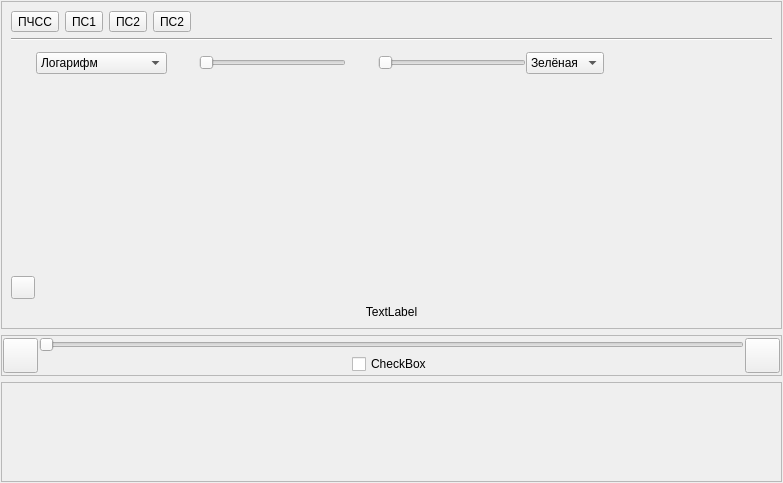
Old version of the form src/Indicators/ui/ShPIndicatorItem.ui in the repository alexvrn/rmo.
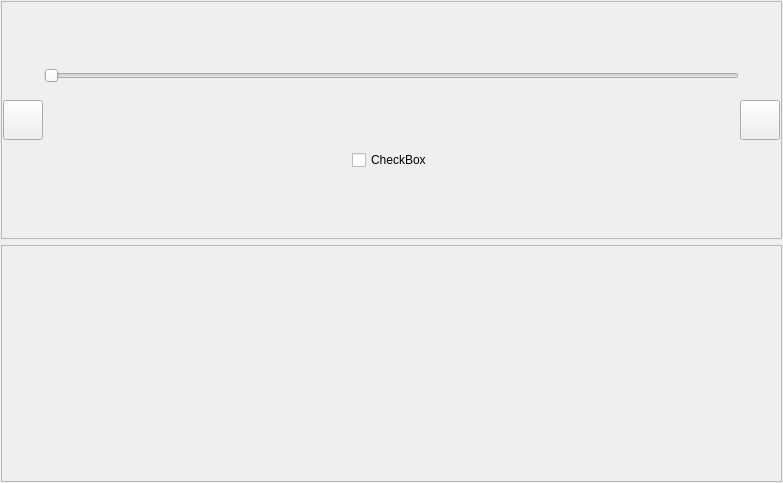
New version of the form. Custom widgets are drawn as their Qt base class.

```diff
--- a/src/Indicators/ui/ShPIndicatorItem.ui
+++ b/src/Indicators/ui/ShPIndicatorItem.ui
@@ -27,262 +27,7 @@
     <number>1</number>
    </property>
    <item>
-    <widget class="QFrame" name="frame">
-     <property name="frameShape">
-      <enum>QFrame::StyledPanel</enum>
-     </property>
-     <property name="frameShadow">
-      <enum>QFrame::Raised</enum>
-     </property>
-     <layout class="QGridLayout" name="gridLayout_2">
-      <item row="0" column="0">
-       <layout class="QVBoxLayout" name="verticalLayout">
-        <item>
-         <layout class="QHBoxLayout" name="horizontalLayout_3">
-          <item>
-           <widget class="QToolButton" name="toolButton">
-            <property name="text">
-             <string>ПЧСС</string>
-            </property>
-            <property name="checkable">
-             <bool>true</bool>
-            </property>
-           </widget>
-          </item>
-          <item>
-           <widget class="QToolButton" name="toolButton_2">
-            <property name="text">
-             <string>ПС1</string>
-            </property>
-            <property name="checkable">
-             <bool>true</bool>
-            </property>
-           </widget>
-          </item>
-          <item>
-           <widget class="QToolButton" name="toolButton_3">
-            <property name="text">
-             <string>ПС2</string>
-            </property>
-            <property name="checkable">
-             <bool>true</bool>
-            </property>
-           </widget>
-          </item>
-          <item>
-           <widget class="QToolButton" name="toolButton_4">
-            <property name="text">
-             <string>ПС2</string>
-            </property>
-            <property name="checkable">
-             <bool>true</bool>
-            </property>
-           </widget>
-          </item>
-          <item>
-           <spacer name="horizontalSpacer_2">
-            <property name="orientation">
-             <enum>Qt::Horizontal</enum>
-            </property>
-            <property name="sizeHint" stdset="0">
-             <size>
-              <width>40</width>
-              <height>20</height>
-             </size>
-            </property>
-           </spacer>
-          </item>
-         </layout>
-        </item>
-        <item>
-         <widget class="Line" name="line">
-          <property name="orientation">
-           <enum>Qt::Horizontal</enum>
-          </property>
-         </widget>
-        </item>
-        <item>
-         <layout class="QGridLayout" name="gridLayout">
-          <property name="horizontalSpacing">
-           <number>1</number>
-          </property>
-          <item row="1" column="2">
-           <layout class="QHBoxLayout" name="horizontalLayout_2">
-            <property name="spacing">
-             <number>1</number>
-            </property>
-            <item>
-             <widget class="PaletteWidget" name="paletteWidget" native="true">
-              <property name="minimumSize">
-               <size>
-                <width>20</width>
-                <height>100</height>
-               </size>
-              </property>
-             </widget>
-            </item>
-           </layout>
-          </item>
-          <item row="1" column="1">
-           <widget class="QCustomPlot" name="customPlot" native="true"/>
-          </item>
-          <item row="0" column="1">
-           <layout class="QHBoxLayout" name="horizontalLayout">
-            <item>
-             <widget class="QComboBox" name="predIndicatorComboBox">
-              <item>
-               <property name="text">
-                <string>Логарифм</string>
-               </property>
-              </item>
-              <item>
-               <property name="text">
-                <string>Линейная</string>
-               </property>
-              </item>
-              <item>
-               <property name="text">
-                <string>Отметки</string>
-               </property>
-              </item>
-              <item>
-               <property name="text">
-                <string>Пороговая</string>
-               </property>
-              </item>
-              <item>
-               <property name="text">
-                <string>ГЛ-реверберация</string>
-               </property>
-              </item>
-              <item>
-               <property name="text">
-                <string>ГЛ-шум</string>
-               </property>
-              </item>
-             </widget>
-            </item>
-            <item>
-             <widget class="QLabel" name="contrastLabel">
-              <property name="minimumSize">
-               <size>
-                <width>32</width>
-                <height>32</height>
-               </size>
-              </property>
-              <property name="maximumSize">
-               <size>
-                <width>32</width>
-                <height>32</height>
-               </size>
-              </property>
-              <property name="text">
-               <string/>
-              </property>
-             </widget>
-            </item>
-            <item>
-             <widget class="QSlider" name="contrastSlider">
-              <property name="orientation">
-               <enum>Qt::Horizontal</enum>
-              </property>
-             </widget>
-            </item>
-            <item>
-             <widget class="QLabel" name="brightnessLabel">
-              <property name="minimumSize">
-               <size>
-                <width>32</width>
-                <height>32</height>
-               </size>
-              </property>
-              <property name="maximumSize">
-               <size>
-                <width>32</width>
-                <height>32</height>
-               </size>
-              </property>
-              <property name="text">
-               <string/>
-              </property>
-             </widget>
-            </item>
-            <item>
-             <widget class="QSlider" name="brightnessSlider">
-              <property name="orientation">
-               <enum>Qt::Horizontal</enum>
-              </property>
-             </widget>
-            </item>
-            <item>
-             <widget class="QComboBox" name="paletteComboBox">
-              <item>
-               <property name="text">
-                <string>Зелёная</string>
-               </property>
-              </item>
-              <item>
-               <property name="text">
-                <string>Радуга</string>
-               </property>
-              </item>
-             </widget>
-            </item>
-            <item>
-             <spacer name="horizontalSpacer">
-              <property name="orientation">
-               <enum>Qt::Horizontal</enum>
-              </property>
-              <property name="sizeHint" stdset="0">
-               <size>
-                <width>40</width>
-                <height>20</height>
-               </size>
-              </property>
-             </spacer>
-            </item>
-           </layout>
-          </item>
-          <item row="1" column="0">
-           <layout class="QVBoxLayout" name="verticalLayout_4">
-            <item>
-             <spacer name="verticalSpacer">
-              <property name="orientation">
-               <enum>Qt::Vertical</enum>
-              </property>
-              <property name="sizeHint" stdset="0">
-               <size>
-                <width>20</width>
-                <height>40</height>
-               </size>
-              </property>
-             </spacer>
-            </item>
-            <item>
-             <widget class="QToolButton" name="toolButton_5">
-              <property name="text">
-               <string/>
-              </property>
-             </widget>
-            </item>
-           </layout>
-          </item>
-         </layout>
-        </item>
-        <item>
-         <widget class="QLabel" name="label_4">
-          <property name="text">
-           <string>TextLabel</string>
-          </property>
-          <property name="alignment">
-           <set>Qt::AlignCenter</set>
-          </property>
-         </widget>
-        </item>
-       </layout>
-      </item>
-     </layout>
-    </widget>
+    <layout class="QVBoxLayout" name="widgetsVerticalLayout"/>
    </item>
    <item>
     <widget class="QFrame" name="frame_2">
@@ -312,14 +57,14 @@
        <widget class="QToolButton" name="nextRightToolButton">
         <property name="minimumSize">
          <size>
-          <width>35</width>
-          <height>35</height>
+          <width>40</width>
+          <height>40</height>
          </size>
         </property>
         <property name="maximumSize">
          <size>
-          <width>35</width>
-          <height>35</height>
+          <width>40</width>
+          <height>40</height>
          </size>
         </property>
         <property name="text">
@@ -385,14 +130,14 @@
        <widget class="QToolButton" name="toolButton_7">
         <property name="minimumSize">
          <size>
-          <width>35</width>
-          <height>35</height>
+          <width>40</width>
+          <height>40</height>
          </size>
         </property>
         <property name="maximumSize">
          <size>
-          <width>35</width>
-          <height>35</height>
+          <width>40</width>
+          <height>40</height>
          </size>
         </property>
         <property name="text">
@@ -423,7 +168,7 @@
         <property name="sizeHint" stdset="0">
          <size>
           <width>20</width>
-          <height>80</height>
+          <height>90</height>
          </size>
         </property>
        </spacer>
@@ -450,12 +195,6 @@
    <header location="global">qcustomplot.h</header>
    <container>1</container>
   </customwidget>
-  <customwidget>
-   <class>PaletteWidget</class>
-   <extends>QWidget</extends>
-   <header location="global">PaletteWidget.h</header>
-   <container>1</container>
-  </customwidget>
  </customwidgets>
  <resources/>
  <connections/>
```
